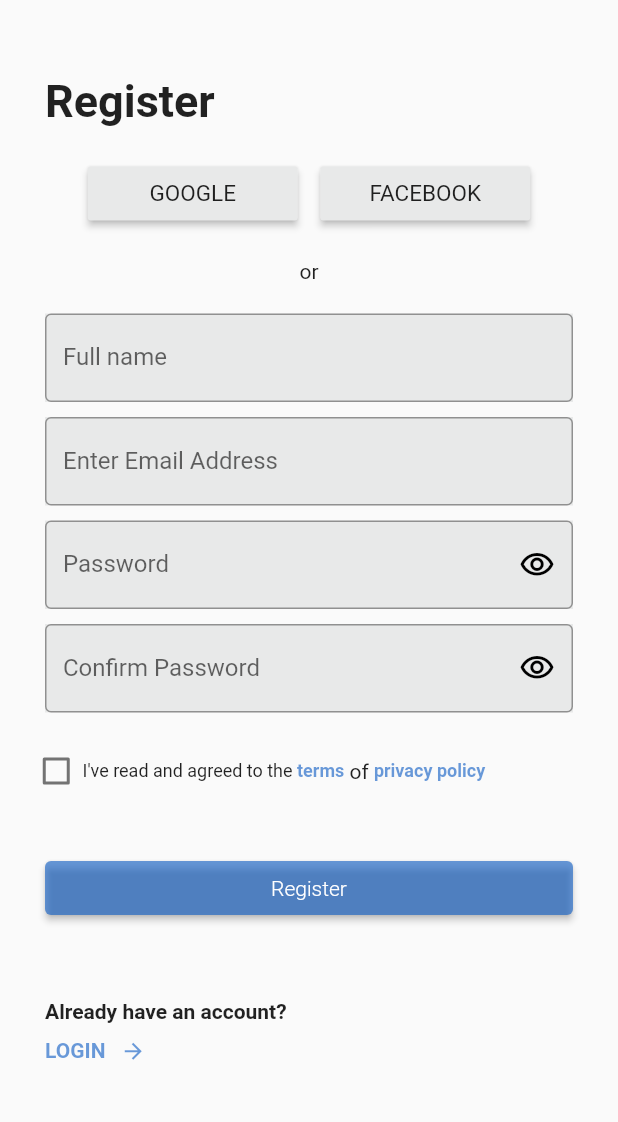
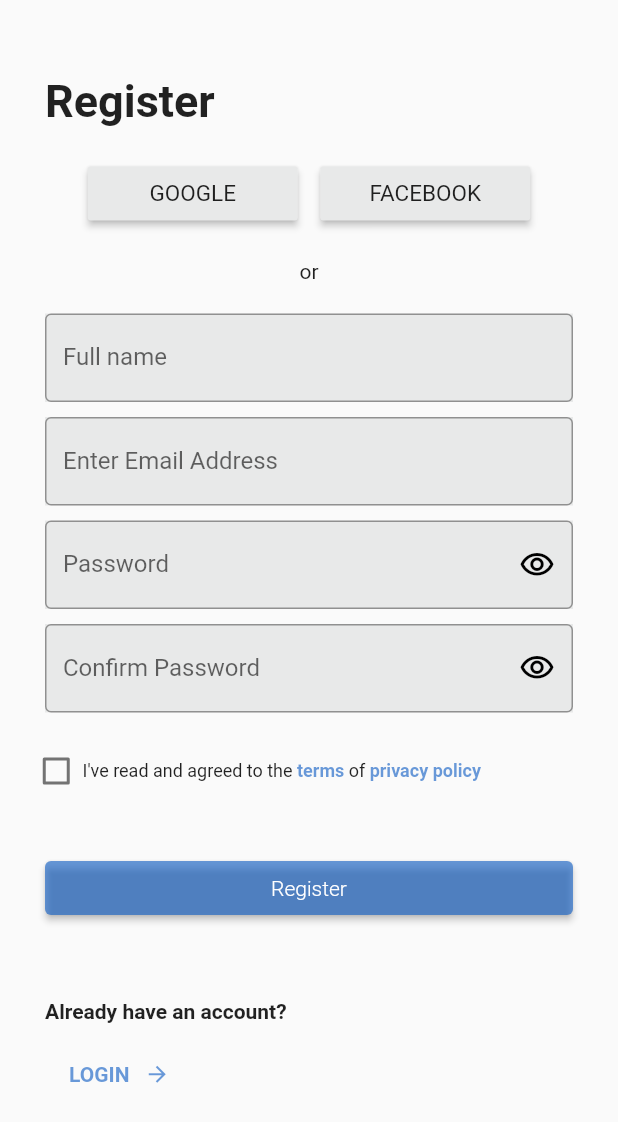
Before and after one commit to Obainho/wallet_signup, a Flutter app: the RegisterPage screen opened by its route, on a phone screen of 412 x 824 dp. Shown: the top 1122 px of the screen. Run offline on Flutter 3.47's test engine with Material 2 defaults, Android fonts, the phone set to English and light mode, and no system bars; our stand-ins replace google_fonts, url_launcher_web.

Commit message:
Add files via upload

```diff
--- a/lib/pages/main_page.dart
+++ b/lib/pages/main_page.dart
@@ -54,7 +54,7 @@ class _MainPageState extends State<MainPage> {
                     Text(
                       'Get Started Now',
                       style: GoogleFonts.mochiyPopPOne(
-                        fontWeight: FontWeight.w300,
+                        fontWeight: FontWeight.w400,
                         color: Colors.blue,
                       ),
                     ),
--- a/lib/pages/next_page.dart
+++ b/lib/pages/next_page.dart
@@ -1,6 +1,4 @@
 import 'package:flutter/material.dart';
-import 'package:flutter/src/foundation/key.dart';
-import 'package:flutter/src/widgets/framework.dart';
 import 'package:google_fonts/google_fonts.dart';
 import 'package:wallet_design/routes.dart';
 
--- a/lib/pages/register_page.dart
+++ b/lib/pages/register_page.dart
@@ -117,7 +117,7 @@ class _RegisterPageState extends State<RegisterPage> {
                 const SizedBox(height: 15),
                 Row(
                   children: [
-                    Container(
+                    SizedBox(
                       width: 15,
                       child: Checkbox(
                         value: _value,
@@ -129,27 +129,38 @@ class _RegisterPageState extends State<RegisterPage> {
                       ),
                     ),
                     const SizedBox(width: 10),
-                    const Text(
-                      "I've read and agreed to the ",
+                    const Text.rich(
+                      TextSpan(
+                        children: [
+                          TextSpan(
+                            text: "I've read and agreed to the ",
                             style: TextStyle(
                               fontSize: 12,
                             ),
                           ),
-                    const Text(
-                      "terms",
+                          TextSpan(
+                            text: "terms",
                             style: TextStyle(
                               fontSize: 12,
                               fontWeight: FontWeight.w600,
                               color: Color.fromARGB(163, 21, 97, 197),
                             ),
                           ),
-                    const Text(" of "),
-                    const Text(
-                      "privacy policy",
+                          TextSpan(
+                            text: " of ",
+                            style: TextStyle(
+                              fontSize: 12,
+                            ),
+                          ),
+                          TextSpan(
+                            text: "privacy policy",
                             style: TextStyle(
                               fontSize: 12,
                               fontWeight: FontWeight.w600,
                               color: Color.fromARGB(163, 21, 97, 197),
+                            ),
+                          ),
+                        ],
                       ),
                     ),
                   ],
@@ -201,7 +212,8 @@ class _RegisterPageState extends State<RegisterPage> {
                                     ),
                                   ),
                                 );
-                                ScaffoldMessenger.of(context).showSnackBar(snackRegister);
+                                ScaffoldMessenger.of(context)
+                                    .showSnackBar(snackRegister);
                               },
                               child: const Text('Confirm'),
                             )
@@ -236,6 +248,17 @@ class _RegisterPageState extends State<RegisterPage> {
                 ),
                 const SizedBox(height: 10),
                 Row(
+                  children: [
+                    MaterialButton(
+                      onPressed: () {
+                        Navigator.of(context).push(
+                          MaterialPageRoute(
+                            builder: (context) => FinishPage(email: "Enter Email Address"),
+                          ),
+                        );
+                      },
+                      child: Row(
+                        mainAxisSize: MainAxisSize.min,
                         children: const [
                           Text(
                             'LOGIN',
@@ -251,6 +274,9 @@ class _RegisterPageState extends State<RegisterPage> {
                             color: Color.fromARGB(163, 21, 97, 197),
                           ),
                         ],
+                      ),
+                    ),
+                  ],
                 )
               ],
             ),
```
Also changed, not shown: lib/generated_plugin_registrant.dart (added, +17 -0 lines), lib/pages/finish_page.dart (+75 -11 lines), pubspec.yaml (+11 -2 lines), assets/wallet_icon.JPG (added), 25 other files. Lines whose indentation alone changed are shown as unchanged.
